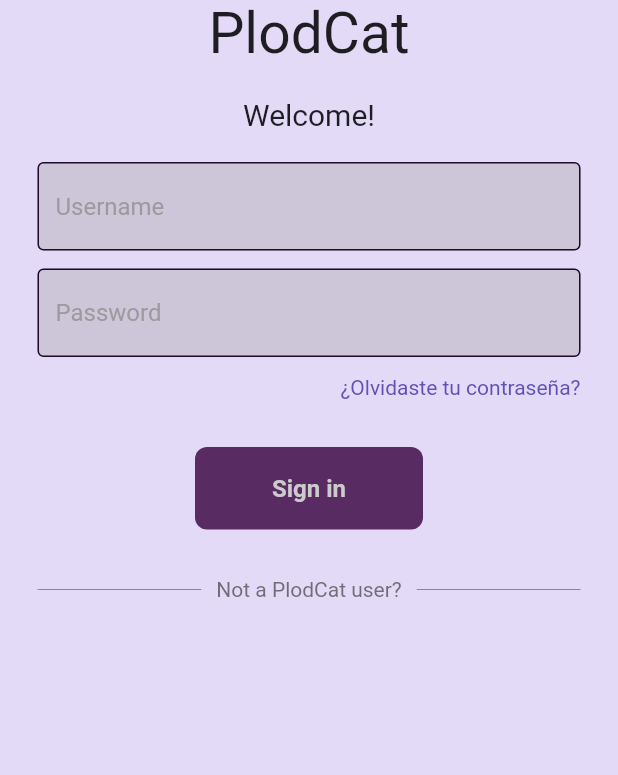
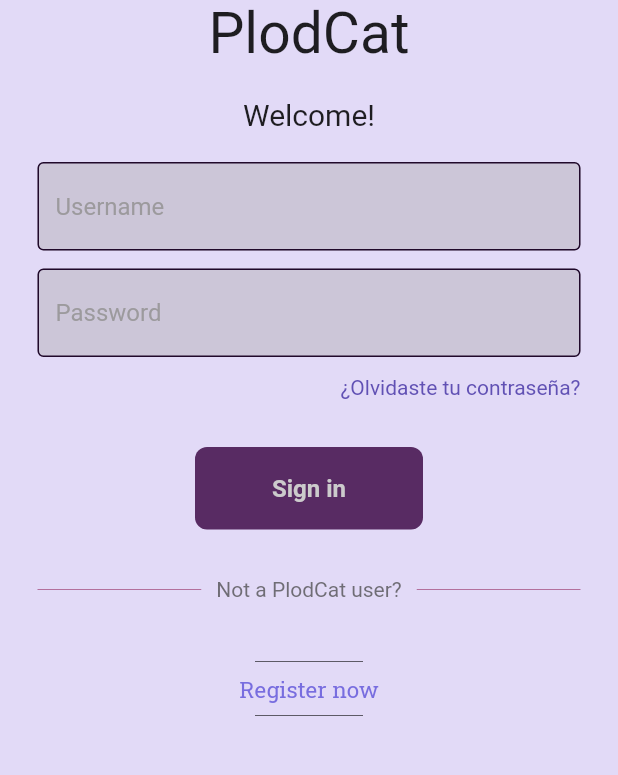
Before and after one commit to AlmaFKt/Lbks, a Flutter app: the screen it shows after launch, on a phone screen of 412 x 824 dp, the part 300-1075 px from its top. Run offline on Flutter 3.47's test engine with Material 2 defaults, Android fonts, the phone set to English and light mode, and no system bars; our stand-ins replace google_fonts; Roboto replaces fonts that are missing (Heebo).

Commit message:
Finished LoginPage interfaz

```diff
--- a/lib/main.dart
+++ b/lib/main.dart
@@ -11,9 +11,9 @@ class MyApp extends StatelessWidget {
   // This widget is the root of your application.
   @override
   Widget build(BuildContext context) {
-    return const MaterialApp(
+    return MaterialApp(
       debugShowCheckedModeBanner: false,
-      home: LoginPage(), //this bug doesnt affect on running the project
+      home: LoginPage(),
     );
   }
 }
--- a/lib/pages/login_page.dart
+++ b/lib/pages/login_page.dart
@@ -39,10 +39,12 @@ class LoginPage extends StatelessWidget {
 
               //PlodCat (logo) text
               Text('PlodCat', style: GoogleFonts.lobsterTwo(fontSize: 38)),
+
               const SizedBox(
                 height: 20,
                 width: 20,
               ),
+
               //(Welcome!) text
               Text('Welcome!', style: GoogleFonts.heebo(fontSize: 20)),
 
@@ -105,7 +107,7 @@ class LoginPage extends StatelessWidget {
                 width: 20,
               ),
 
-              //Dont have an account? Sign up Button
+              //Dont have an account? Register now
               Padding(
                 padding: const EdgeInsets.symmetric(horizontal: 25.0),
                 child: Row(
@@ -116,13 +118,14 @@ class LoginPage extends StatelessWidget {
                         color: Color.fromARGB(255, 163, 76, 127),
                       ),
                     ),
-
                     Padding(
                       padding: const EdgeInsets.symmetric(horizontal: 10.0),
-                      child: Text('Not a PlodCat user?',
-                      style: TextStyle(color: Color.fromARGB(183, 66, 66, 66)),),
+                      child: Text(
+                        'Not a PlodCat user?',
+                        style:
+                            TextStyle(color: Color.fromARGB(183, 66, 66, 66)),
+                      ),
                     ),
-
                     Expanded(
                       child: Divider(
                         thickness: 0.5,
@@ -133,6 +136,37 @@ class LoginPage extends StatelessWidget {
                 ),
               ),
 
+              const SizedBox(
+                height: 32,
+                width: 20,
+              ),
+
+              //Register now text
+              Padding(
+                padding: const EdgeInsets.symmetric(horizontal: 170.0),
+                child: Expanded(
+                        child: Divider(
+                          thickness: 0.4,
+                          color: Color.fromARGB(255, 5, 5, 5),
+                        ),
+                      ),
+              ),
+              Text(
+                'Register now',
+                style: GoogleFonts.robotoSlab(
+                  fontSize: 15,
+                  textStyle: TextStyle(color: Color.fromARGB(255, 120, 109, 223)),
+                ),
+              ),
+              Padding(
+                padding: const EdgeInsets.symmetric(horizontal: 170.0),
+                child: Expanded(
+                        child: Divider(
+                          thickness: 0.4,
+                          color: Color.fromARGB(255, 5, 5, 5),
+                        ),
+                      ),
+              ),
 
               //more stuff if u want 2 c;
             ],
```
Also changed, not shown: 1 other file.
